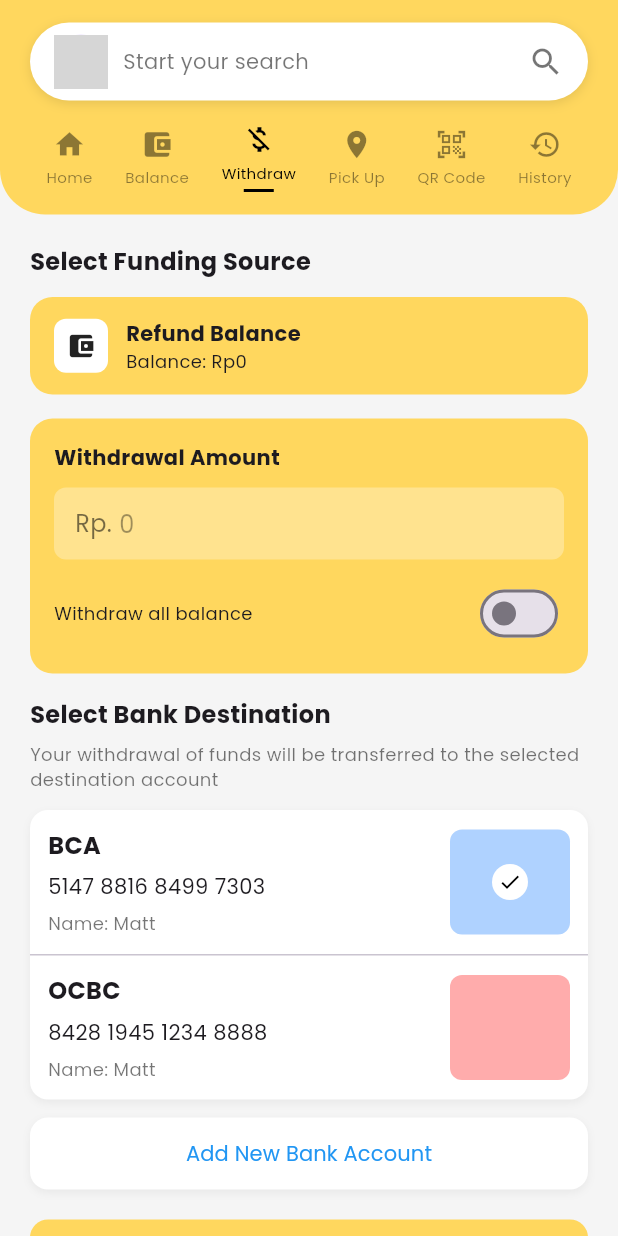
After one commit to Liann099/UAS_Mobile-ReNuOil-, a Flutter app: the SellerWithdrawPage screen opened by its route, on a phone screen of 412 x 824 dp. The commit adds this screen. Run offline on Flutter 3.47's test engine with Material 3 defaults, Android fonts, the phone set to English and light mode, and no system bars; our stand-ins replace flutter_secure_storage, flutter_svg, material_symbols_icons; accounts and stored records are empty; grey boxes are pictures that could not be loaded.

Commit message:
seller withdraw FE

```diff
--- /dev/null
+++ b/uas_renuoil/lib/Seller/sellerwithdraw.dart
@@ -0,0 +1,485 @@
+import 'package:flutter/material.dart';
+
+class SellerWithdrawPage extends StatefulWidget {
+  const SellerWithdrawPage({super.key});
+
+  @override
+  State<SellerWithdrawPage> createState() => _SellerWithdrawPageState();
+}
+
+class _SellerWithdrawPageState extends State<SellerWithdrawPage> {
+  final TextEditingController _amountController = TextEditingController();
+  bool _withdrawAll = false;
+  int _selectedBankIndex = 0;
+
+  @override
+  void dispose() {
+    _amountController.dispose();
+    super.dispose();
+  }
+
+  @override
+  Widget build(BuildContext context) {
+    return Scaffold(
+      backgroundColor: const Color(0xFFF5F5F5),
+      body: SafeArea(
+        child: Column(
+          children: [
+            // Header
+            Container(
+              decoration: const BoxDecoration(
+                color: Color(0xFFFFD75E),
+                borderRadius: BorderRadius.vertical(bottom: Radius.circular(30)),
+              ),
+              padding: const EdgeInsets.symmetric(horizontal: 20, vertical: 15),
+              child: Column(
+                children: [
+                  // Search Bar
+                  Container(
+                    padding: const EdgeInsets.symmetric(horizontal: 16, vertical: 8),
+                    decoration: BoxDecoration(
+                      color: Colors.white,
+                      borderRadius: BorderRadius.circular(30),
+                      boxShadow: [
+                        BoxShadow(
+                          color: Colors.black.withOpacity(0.1),
+                          blurRadius: 6,
+                          offset: const Offset(0, 2),
+                        ),
+                      ],
+                    ),
+                    child: Row(
+                      children: [
+                        const CircleAvatar(
+                          backgroundImage: AssetImage('assets/images/user_circle.png'),
+                          radius: 18,
+                        ),
+                        const SizedBox(width: 10),
+                        const Expanded(
+                          child: Text(
+                            'Start your search',
+                            style: TextStyle(color: Colors.black54),
+                          ),
+                        ),
+                        const Icon(Icons.search, color: Colors.black54),
+                      ],
+                    ),
+                  ),
+                  const SizedBox(height: 15),
+                  // Bottom Nav Icons
+                  Row(
+                    mainAxisAlignment: MainAxisAlignment.spaceAround,
+                    children: const [
+                      _NavIcon(icon: Icons.home, label: 'Home'),
+                      _NavIcon(icon: Icons.account_balance_wallet, label: 'Balance'),
+                      _NavIcon(icon: Icons.money_off, label: 'Withdraw', active: true),
+                      _NavIcon(icon: Icons.location_on, label: 'Pick Up'),
+                      _NavIcon(icon: Icons.qr_code_scanner, label: 'QR Code'),
+                      _NavIcon(icon: Icons.history, label: 'History'),
+                    ],
+                  ),
+                ],
+              ),
+            ),
+
+            // Body content
+            Expanded(
+              child: SingleChildScrollView(
+                padding: const EdgeInsets.all(20),
+                child: Column(
+                  crossAxisAlignment: CrossAxisAlignment.start,
+                  children: [
+                    const Text(
+                      'Select Funding Source',
+                      style: TextStyle(
+                        fontWeight: FontWeight.w600,
+                        fontSize: 16,
+                      ),
+                    ),
+                    const SizedBox(height: 12),
+
+                    // Refund Balance Card
+                    Container(
+                      decoration: BoxDecoration(
+                        color: const Color(0xFFFFD75E),
+                        borderRadius: BorderRadius.circular(15),
+                      ),
+                      padding: const EdgeInsets.symmetric(horizontal: 16, vertical: 14),
+                      child: Row(
+                        children: [
+                          Container(
+                            padding: const EdgeInsets.all(8),
+                            decoration: BoxDecoration(
+                              color: Colors.white,
+                              borderRadius: BorderRadius.circular(8),
+                            ),
+                            child: const Icon(Icons.account_balance_wallet, size: 20),
+                          ),
+                          const SizedBox(width: 12),
+                          Column(
+                            crossAxisAlignment: CrossAxisAlignment.start,
+                            children: const [
+                              Text(
+                                'Refund Balance',
+                                style: TextStyle(
+                                  fontWeight: FontWeight.w600,
+                                  fontSize: 14,
+                                ),
+                              ),
+                              Text(
+                                'Balance: Rp0',
+                                style: TextStyle(
+                                  fontSize: 12,
+                                ),
+                              ),
+                            ],
+                          ),
+                        ],
+                      ),
+                    ),
+                    const SizedBox(height: 16),
+
+                    // Withdrawal Amount Section
+                    Container(
+                      decoration: BoxDecoration(
+                        color: const Color(0xFFFFD75E),
+                        borderRadius: BorderRadius.circular(15),
+                      ),
+                      padding: const EdgeInsets.all(16),
+                      child: Column(
+                        crossAxisAlignment: CrossAxisAlignment.start,
+                        children: [
+                          const Text(
+                            'Withdrawal Amount',
+                            style: TextStyle(
+                              fontWeight: FontWeight.w600,
+                              fontSize: 14,
+                            ),
+                          ),
+                          const SizedBox(height: 10),
+                          Container(
+                            padding: const EdgeInsets.symmetric(horizontal: 14, vertical: 12),
+                            decoration: BoxDecoration(
+                              color: Colors.white.withOpacity(0.3),
+                              borderRadius: BorderRadius.circular(8),
+                            ),
+                            child: Row(
+                              children: [
+                                const Text(
+                                  'Rp. ',
+                                  style: TextStyle(
+                                    fontWeight: FontWeight.w500,
+                                    fontSize: 16,
+                                    color: Colors.black54,
+                                  ),
+                                ),
+                                Expanded(
+                                  child: TextField(
+                                    controller: _amountController,
+                                    keyboardType: TextInputType.number,
+                                    decoration: const InputDecoration(
+                                      hintText: '0',
+                                      hintStyle: TextStyle(
+                                        color: Colors.black38,
+                                        fontWeight: FontWeight.w500,
+                                      ),
+                                      border: InputBorder.none,
+                                      isDense: true,
+                                      contentPadding: EdgeInsets.zero,
+                                    ),
+                                    style: const TextStyle(
+                                      fontSize: 16,
+                                      fontWeight: FontWeight.w500,
+                                    ),
+                                  ),
+                                ),
+                              ],
+                            ),
+                          ),
+                          const SizedBox(height: 12),
+                          Row(
+                            mainAxisAlignment: MainAxisAlignment.spaceBetween,
+                            children: [
+                              const Text(
+                                'Withdraw all balance',
+                                style: TextStyle(
+                                  fontSize: 12,
+                                  fontWeight: FontWeight.w500,
+                                ),
+                              ),
+                              Switch(
+                                value: _withdrawAll,
+                                onChanged: (value) {
+                                  setState(() {
+                                    _withdrawAll = value;
+                                  });
+                                },
+                                activeColor: Colors.white,
+                                activeTrackColor: Colors.black,
+                              ),
+                            ],
+                          ),
+                        ],
+                      ),
+                    ),
+                    const SizedBox(height: 16),
+
+                    // Select Bank Destination
+                    Column(
+                      crossAxisAlignment: CrossAxisAlignment.start,
+                      children: [
+                        const Text(
+                          'Select Bank Destination',
+                          style: TextStyle(
+                            fontWeight: FontWeight.w600,
+                            fontSize: 16,
+                          ),
+                        ),
+                        const SizedBox(height: 6),
+                        const Text(
+                          'Your withdrawal of funds will be transferred to the selected destination account',
+                          style: TextStyle(
+                            fontSize: 12,
+                            color: Colors.black54,
+                          ),
+                        ),
+                        const SizedBox(height: 12),
+
+                        // Bank Cards
+                        Container(
+                          decoration: BoxDecoration(
+                            color: Colors.white,
+                            borderRadius: BorderRadius.circular(12),
+                            boxShadow: [
+                              BoxShadow(
+                                color: Colors.black.withOpacity(0.05),
+                                blurRadius: 4,
+                                offset: const Offset(0, 2),
+                              ),
+                            ],
+                          ),
+                          child: Column(
+                            children: [
+                              // BCA Bank Card
+                              _BankCard(
+                                bankName: 'BCA',
+                                accountNumber: '5147 8816 8499 7303',
+                                name: 'Matt',
+                                color: const Color(0xFFAFD2FF),
+                                isSelected: _selectedBankIndex == 0,
+                                onTap: () {
+                                  setState(() {
+                                    _selectedBankIndex = 0;
+                                  });
+                                },
+                              ),
+                              const Divider(height: 1, thickness: 1),
+                              // OCBC Bank Card
+                              _BankCard(
+                                bankName: 'OCBC',
+                                accountNumber: '8428 1945 1234 8888',
+                                name: 'Matt',
+                                color: const Color(0xFFFFACAC),
+                                isSelected: _selectedBankIndex == 1,
+                                onTap: () {
+                                  setState(() {
+                                    _selectedBankIndex = 1;
+                                  });
+                                },
+                              ),
+                            ],
+                          ),
+                        ),
+                        const SizedBox(height: 12),
+
+                        // Add New Bank Account Button
+                        Container(
+                          width: double.infinity,
+                          decoration: BoxDecoration(
+                            color: Colors.white,
+                            borderRadius: BorderRadius.circular(12),
+                            boxShadow: [
+                              BoxShadow(
+                                color: Colors.black.withOpacity(0.05),
+                                blurRadius: 4,
+                                offset: const Offset(0, 2),
+                              ),
+                            ],
+                          ),
+                          child: TextButton(
+                            onPressed: () {},
+                            style: TextButton.styleFrom(
+                              padding: const EdgeInsets.symmetric(vertical: 14),
+                              shape: RoundedRectangleBorder(
+                                borderRadius: BorderRadius.circular(12),
+                              ),
+                            ),
+                            child: const Text(
+                              'Add New Bank Account',
+                              style: TextStyle(
+                                color: Colors.blue,
+                                fontWeight: FontWeight.w500,
+                              ),
+                            ),
+                          ),
+                        ),
+                        const SizedBox(height: 20),
+
+                        // Withdraw Balance Button
+                        SizedBox(
+                          width: double.infinity,
+                          child: ElevatedButton(
+                            onPressed: () {},
+                            style: ElevatedButton.styleFrom(
+                              backgroundColor: const Color(0xFFFFD75E),
+                              padding: const EdgeInsets.symmetric(vertical: 15),
+                              shape: RoundedRectangleBorder(
+                                borderRadius: BorderRadius.circular(12),
+                              ),
+                              elevation: 0,
+                            ),
+                            child: const Text(
+                              'Withdraw Balance',
+                              style: TextStyle(
+                                color: Colors.black,
+                                fontWeight: FontWeight.w600,
+                                fontSize: 16,
+                              ),
+                            ),
+                          ),
+                        ),
+                      ],
+                    ),
+                  ],
+                ),
+              ),
+            ),
+          ],
+        ),
+      ),
+    );
+  }
+}
+
+class _NavIcon extends StatelessWidget {
+  final IconData icon;
+  final String label;
+  final bool active;
+
+  const _NavIcon({
+    required this.icon,
+    required this.label,
+    this.active = false,
+  });
+
+  @override
+  Widget build(BuildContext context) {
+    return Column(
+      children: [
+        Icon(
+          icon,
+          color: active ? Colors.black : Colors.black45,
+          size: 22,
+        ),
+        const SizedBox(height: 4),
+        Text(
+          label,
+          style: TextStyle(
+            color: active ? Colors.black : Colors.black45,
+            fontSize: 10,
+          ),
+        ),
+        if (active)
+          Container(
+            margin: const EdgeInsets.only(top: 4),
+            width: 20,
+            height: 2,
+            color: Colors.black,
+          ),
+      ],
+    );
+  }
+}
+
+class _BankCard extends StatelessWidget {
+  final String bankName;
+  final String accountNumber;
+  final String name;
+  final Color color;
+  final bool isSelected;
+  final VoidCallback onTap;
+
+  const _BankCard({
+    required this.bankName,
+    required this.accountNumber,
+    required this.name,
+    required this.color,
+    required this.isSelected,
+    required this.onTap,
+  });
+
+  @override
+  Widget build(BuildContext context) {
+    return InkWell(
+      onTap: onTap,
+      child: Padding(
+        padding: const EdgeInsets.all(12),
+        child: Row(
+          children: [
+            Expanded(
+              child: Column(
+                crossAxisAlignment: CrossAxisAlignment.start,
+                children: [
+                  Text(
+                    bankName,
+                    style: const TextStyle(
+                      fontWeight: FontWeight.bold,
+                      fontSize: 16,
+                    ),
+                  ),
+                  const SizedBox(height: 6),
+                  Text(
+                    accountNumber,
+                    style: const TextStyle(
+                      fontSize: 14,
+                      fontWeight: FontWeight.w500,
+                    ),
+                  ),
+                  const SizedBox(height: 6),
+                  Text(
+                    'Name: $name',
+                    style: const TextStyle(
+                      fontSize: 12,
+                      color: Colors.black54,
+                    ),
+                  ),
+                ],
+              ),
+            ),
+            Container(
+              width: 80,
+              height: 70,
+              decoration: BoxDecoration(
+                color: color,
+                borderRadius: BorderRadius.circular(8),
+              ),
+              child: isSelected
+                  ? const Center(
+                      child: CircleAvatar(
+                        backgroundColor: Colors.white,
+                        radius: 12,
+                        child: Icon(
+                          Icons.check,
+                          size: 16,
+                          color: Colors.black,
+                        ),
+                      ),
+                    )
+                  : null,
+            ),
+          ],
+        ),
+      ),
+    );
+  }
+}
--- a/uas_renuoil/lib/main.dart
+++ b/uas_renuoil/lib/main.dart
@@ -46,6 +46,8 @@
 // Seller Homepage
 import 'package:flutter_application_1/Seller/seller.dart';
 import 'package:flutter_application_1/Seller/pickup.dart';
+import 'package:flutter_application_1/Seller/sellerwithdraw.dart';
+
 
 
 void main() {
@@ -101,6 +103,7 @@
         // seller homepage
         '/seller': (context) => const SellerPage(),
         '/pickup': (context) => const PickupPage(),
+        '/seller-withdraw': (context) => const SellerWithdrawPage(),
       },
     );
   }
@@ -149,6 +152,8 @@
       // seller homepage
       '/seller': 'Seller Homepage',
       '/pickup': 'Pickup Page',
+      '/seller-withdraw': 'Seller Withdraw',
+
     };
 
     return Scaffold(
```
